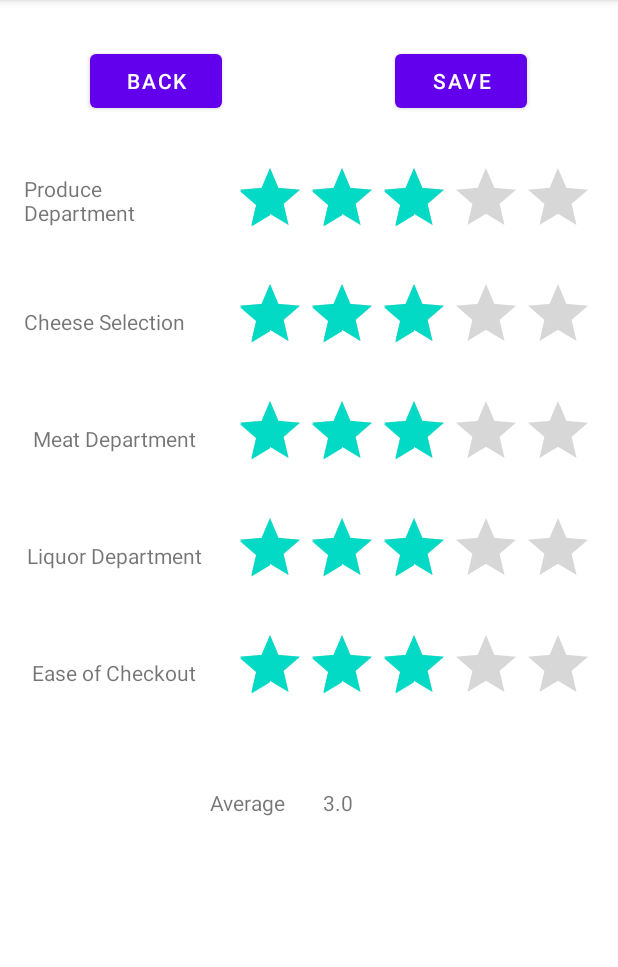
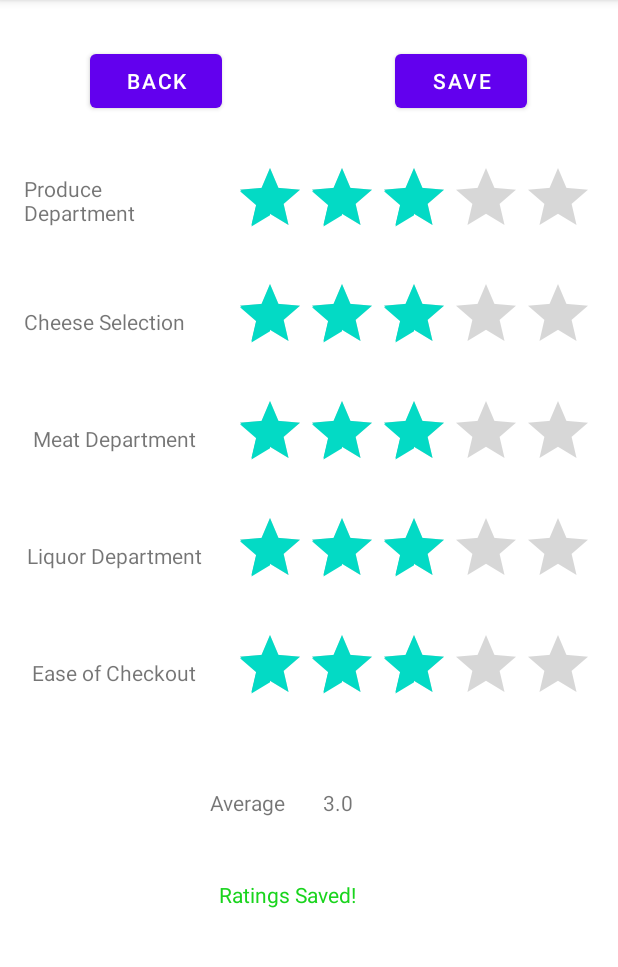
Before and after one commit to JayMelon/SuperMarket, an Android app: the RatingActivity screen opened directly, with no data from a screen before it, after a tap on "SAVE", on a phone screen of 412 x 824 dp, the part 84-1051 px from its top. Run offline under Robolectric (Android 15) with nearby library versions, the phone set to English and light mode, and no system bars; 2 statements that could not run were skipped.

```diff
--- a/app/src/main/java/com/example/supermarket/MainActivity.java
+++ b/app/src/main/java/com/example/supermarket/MainActivity.java
@@ -24,8 +24,9 @@ Button rateButton;
         rateButton = findViewById(R.id.rateButton);
 
 
-        //Listener Setup
+        //Listeners Setup
 
+        //Rate Button
         rateButton.setOnClickListener(new View.OnClickListener() {
             @Override
             public void onClick(View view) {
--- a/app/src/main/java/com/example/supermarket/RatingActivity.java
+++ b/app/src/main/java/com/example/supermarket/RatingActivity.java
@@ -23,11 +23,11 @@ public class RatingActivity extends AppCompatActivity  {
 
 
     //Objects in class later to be init
-
-
+//Holds the id after save to check dup
+String checker;
     Button backButton,saveButton;
     RatingBar produceRate,cheeseSelectRate,meatDepRate,liquorRate, checkoutRate;
-    TextView averageRating;
+    TextView averageRating,updateText;
 
     @Override
     protected void onCreate(Bundle savedInstanceState) {
@@ -40,7 +40,8 @@ public class RatingActivity extends AppCompatActivity  {
         String supermarketAddress = extras.getString("marketAddress");
 
         //Creating Objects
-
+        updateText = findViewById(R.id.uploadedText);
+        updateText.setVisibility(View.INVISIBLE);
         backButton = findViewById(R.id.backButton);
         saveButton = findViewById(R.id.saveButton);
         produceRate = findViewById(R.id.produceRatingBar);
@@ -88,19 +89,25 @@ public class RatingActivity extends AppCompatActivity  {
                 supermarket.setMeatDeptRate(meatDepRating);
                 supermarket.setLiquorDeptRate(liquorRating);
                 supermarket.setCheckoutRate(checkoutRating);
-                System.out.println(supermarket.toString());
 //Get average
                 Float average = (produceRating+cheeseSelRating+meatDepRating+liquorRating+checkoutRating)/5;
 
                 averageRating.setText(""+average);
 //Update to Database
 DatabaseHandler db = new DatabaseHandler(RatingActivity.this);
-    db.addData(supermarket);
+    if(db.addData(supermarket)){
+        updateText.setVisibility(View.VISIBLE);
+        updateText.setText(getResources().getString(R.string.addDatatrue));
+        updateText.setTextColor(getResources().getColor(R.color.Green));
+    }else {
+        updateText.setVisibility(View.VISIBLE);
+        updateText.setText(getResources().getString(R.string.addDatafalse));
+        updateText.setTextColor(getResources().getColor(R.color.Red));
+    }
             }
         });
         //Produce rating
 
-Toast.makeText(this,"Ratings Saved",Toast.LENGTH_SHORT).show();
     }
 
 
--- a/app/src/main/res/layout/activity_rating.xml
+++ b/app/src/main/res/layout/activity_rating.xml
@@ -224,4 +224,16 @@
         app:layout_constraintStart_toEndOf="@+id/averageText"
         app:layout_constraintTop_toBottomOf="@+id/checkoutLayout" />
 
+    <TextView
+        android:id="@+id/uploadedText"
+        android:layout_width="wrap_content"
+        android:layout_height="wrap_content"
+        android:layout_marginStart="140dp"
+        android:layout_marginTop="42dp"
+        android:layout_marginEnd="165dp"
+        android:text="@string/addDatatrue"
+        app:layout_constraintEnd_toEndOf="parent"
+        app:layout_constraintStart_toStartOf="parent"
+        app:layout_constraintTop_toBottomOf="@+id/averageText" />
+
 </androidx.constraintlayout.widget.ConstraintLayout>
--- a/app/src/main/res/values/colors.xml
+++ b/app/src/main/res/values/colors.xml
@@ -7,4 +7,6 @@
     <color name="teal_700">#FF018786</color>
     <color name="black">#FF000000</color>
     <color name="white">#FFFFFFFF</color>
+    <color name="Red">#ff0335</color>
+    <color name="Green">#19d41d</color>
 </resources>
--- a/app/src/main/res/values/strings.xml
+++ b/app/src/main/res/values/strings.xml
@@ -13,4 +13,6 @@
     <string name="supermarketAddressTextView">Address</string>
     <string name="supermarketAddressEditHint">Enter Supermarket Address</string>
     <string name="backButtonText">Back</string>
+    <string name="addDatatrue">"Ratings Saved! "</string>
+    <string name="addDatafalse">"Something went wrong! "</string>
 </resources>
```
Also changed, not shown: app/src/main/java/com/example/supermarket/DatabaseHandler.java (+14 -0 lines).
